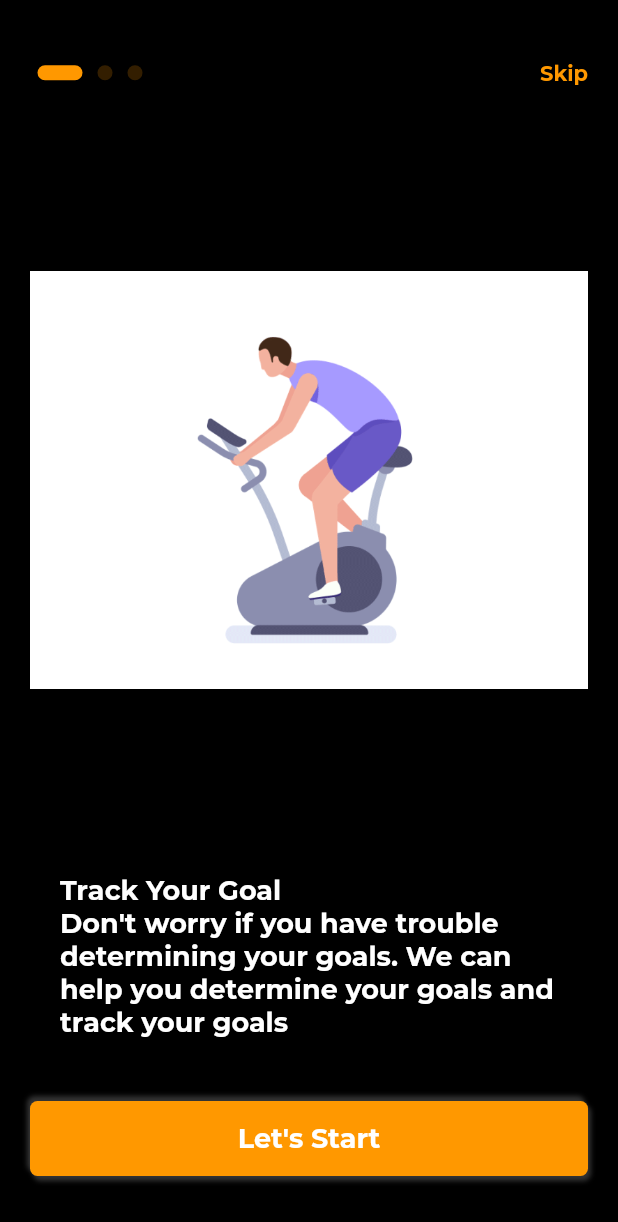
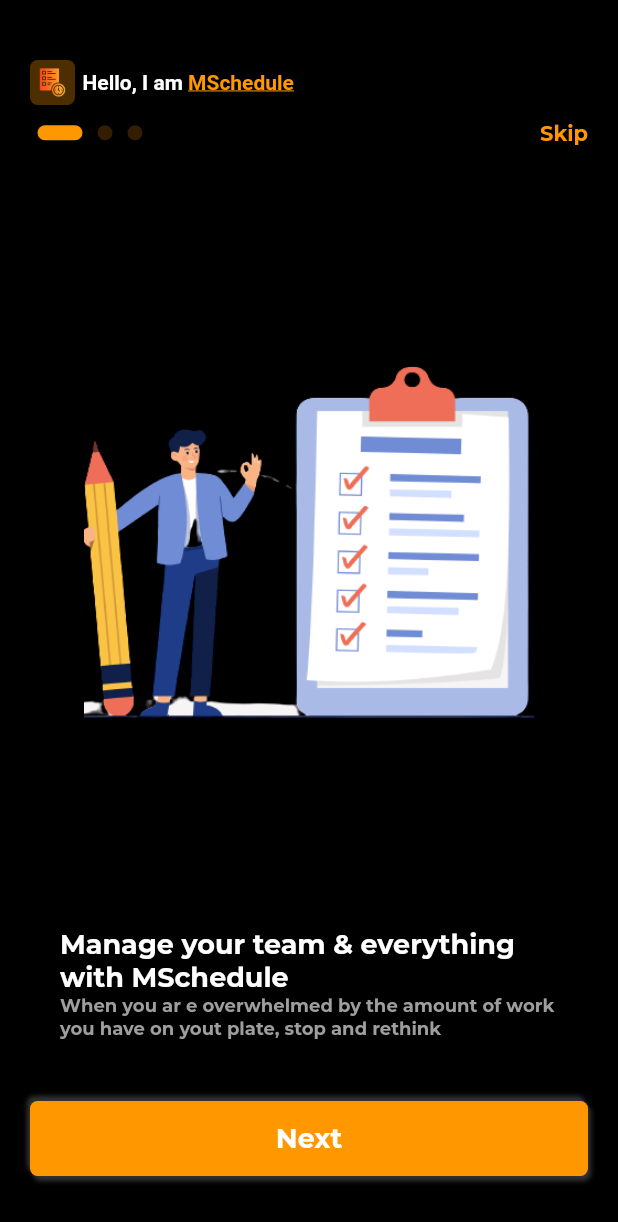
Before and after one commit to minhunsocute/My-Schedule, a Flutter app: the screen it shows after launch, on a phone screen of 412 x 824 dp. Shown: the top 1222 px of the screen. Run offline on Flutter 3.47's test engine with Material 2 defaults, Android fonts, the phone set to English and light mode, and no system bars; our stand-ins replace get; statements that could not run were skipped; project files that could hold a hidden picture were left out.

Commit message:
UI intro screen

```diff
--- a/lib/Pages/Intro/intro_screen.dart
+++ b/lib/Pages/Intro/intro_screen.dart
@@ -26,25 +26,24 @@
     var widthDevice = MediaQuery.of(context).size.width;
     List<Widget> listViewIntro = [
       MainPageViewIntro(
+          heightDevice: heightDevice,
+          gifPath: 'assets/images/intro1.png',
+          mainTitle: 'Manage your team & everything with MSchedule',
+          title:
+              'When you ar e overwhelmed by the amount of work you have on yout plate, stop and rethink'),
+      MainPageViewIntro(
         heightDevice: heightDevice,
-        gifPath: 'assets/gift/Workout2.gif',
-        mainTitle: 'Track Your Goal',
+        gifPath: 'assets/images/intro2.png',
+        mainTitle: 'Increase Work Effectiveness',
         title:
-            'Don\'t worry if you have trouble determining your goals. We can help you determine your goals and track your goals',
+            'Time management and the determination of more important tasks will give your job statictics better and always improve',
       ),
       MainPageViewIntro(
         heightDevice: heightDevice,
-        gifPath: 'assets/gift/Workout3.gif',
-        mainTitle: 'Get Burn',
+        gifPath: 'assets/images/intro3.png',
+        mainTitle: 'Reminder Notification',
         title:
-            'Let\'s keep burning, to achive yours goals, it hurts only temporaily, if you give up now you will be in pain forever',
-      ),
-      MainPageViewIntro(
-        heightDevice: heightDevice,
-        gifPath: 'assets/gift/Workout1.gif',
-        mainTitle: 'Eat Well',
-        title:
-            'Let\'t start a healthy lifestyle with us, we can determine your diet every day, healthy eating is fun',
+            'The advantage of this application is that it also provides reminders for you so you don\'t forget to keep doing your assignments well and according to the time you have set',
       ),
     ];
     return Scaffold(
@@ -56,6 +55,40 @@
           children: [
             const SizedBox(height: 20),
             Row(
+              mainAxisAlignment: MainAxisAlignment.start,
+              children: [
+                Container(
+                  width: 30,
+                  height: 30,
+                  alignment: Alignment.center,
+                  padding: const EdgeInsets.all(5),
+                  decoration: BoxDecoration(
+                    color: AppColors.primaryColor.withOpacity(0.3),
+                    borderRadius: BorderRadius.circular(5),
+                  ),
+                  child: Image.asset('assets/images/icon.png'),
+                ),
+                const SizedBox(width: 5),
+                RichText(
+                  text: const TextSpan(
+                    style: TextStyle(fontWeight: FontWeight.bold, fontSize: 14),
+                    children: [
+                      TextSpan(
+                          text: 'Hello, I am ',
+                          style: TextStyle(color: AppColors.textColor)),
+                      TextSpan(
+                        text: 'MSchedule',
+                        style: TextStyle(
+                            color: AppColors.primaryColor,
+                            decoration: TextDecoration.underline),
+                      )
+                    ],
+                  ),
+                ),
+              ],
+            ),
+            const SizedBox(height: 10),
+            Row(
               mainAxisAlignment: MainAxisAlignment.spaceBetween,
               children: [
                 SizedBox(
@@ -63,7 +96,7 @@
                   width: 200,
                   child: ListView.builder(
                     scrollDirection: Axis.horizontal,
-                    itemCount: 3,
+                    itemCount: listViewIntro.length,
                     itemBuilder: (context, index) => buildIndicator(
                         _currentIndex == index, MediaQuery.of(context).size),
                   ),
@@ -95,7 +128,7 @@
               ),
             ),
             ButtonMain(
-                title: 'Let\'s Start',
+                title: (_currentIndex == 2) ? 'Let\'s Start' : 'Next',
                 press: () {
                   setState(() {
                     if (_currentIndex == 0) {
@@ -152,7 +185,16 @@
       mainAxisAlignment: MainAxisAlignment.center,
       children: [
         const Spacer(),
-        SizedBox(child: Image.asset(gifPath)),
+        Container(
+          width: 300,
+          height: 300,
+          decoration: BoxDecoration(
+            image: DecorationImage(
+              fit: BoxFit.cover,
+              image: AssetImage(gifPath),
+            ),
+          ),
+        ),
         const Spacer(),
         Padding(
           padding: const EdgeInsets.symmetric(horizontal: 20),
@@ -161,7 +203,7 @@
             children: [
               Text(
                 mainTitle,
-                style: TextStyle(
+                style: const TextStyle(
                   color: AppColors.textColor,
                   fontWeight: FontWeight.bold,
                   fontSize: 18,
@@ -169,10 +211,10 @@
               ),
               Text(
                 title,
-                style: TextStyle(
-                  color: AppColors.textColor,
+                style: const TextStyle(
+                  color: AppColors.textColor1,
                   fontWeight: FontWeight.bold,
-                  fontSize: 18,
+                  fontSize: 12,
                 ),
               ),
             ],
```
Also changed, not shown: assets/images/icon.png (added), assets/images/intro1.png (added), assets/images/intro2.png (added), assets/images/intro3.png (added).
